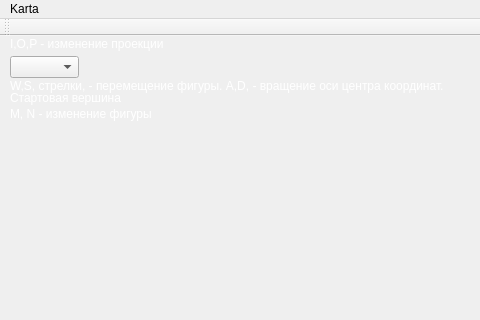
Above: mainwindow.ui from paraschenkodn/tools before the change; both pictures show x 0 to 480 and y 0 to 320 of the 1024 by 768 pixel window. Below: the same form after it.
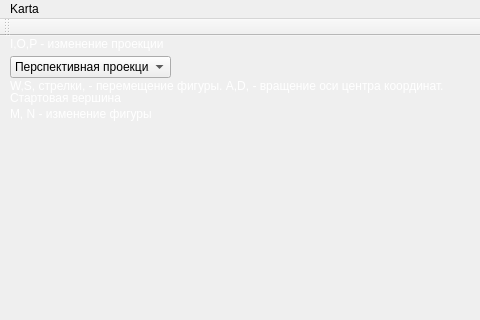
That is the form after the change. Custom widgets are drawn as their Qt base class.

Diff of the .ui file:
```diff
--- a/mainwindow.ui
+++ b/mainwindow.ui
@@ -19,10 +19,23 @@
      <rect>
       <x>10</x>
       <y>20</y>
-      <width>69</width>
+      <width>161</width>
       <height>22</height>
      </rect>
     </property>
+    <property name="autoFillBackground">
+     <bool>false</bool>
+    </property>
+    <item>
+     <property name="text">
+      <string>Перспективная проекция</string>
+     </property>
+    </item>
+    <item>
+     <property name="text">
+      <string>Ортогональная проекция</string>
+     </property>
+    </item>
    </widget>
    <widget class="QLabel" name="label">
     <property name="geometry">
```
Left out of the diff: 9 changed lines with no effect on the pictures.
